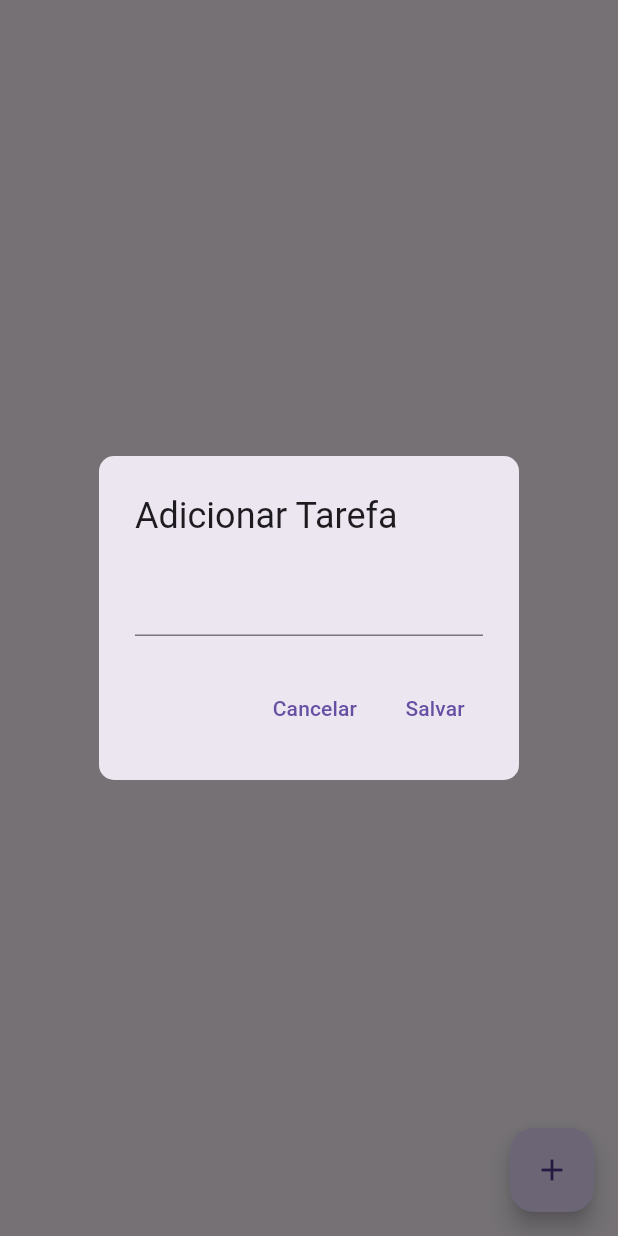
After one commit to stringercj12/dio_app_flutter, a Flutter app: the TarefaPage screen opened directly, after a tap on the "add" icon, on a phone screen of 412 x 824 dp. The commit adds this screen. Run offline on Flutter 3.47's test engine with Material 2 defaults, Android fonts, the phone set to English and light mode, and no system bars; network calls fail.

Commit message:
Lista de Tarefas - Adicionando a Page e FloatButton

```diff
--- a/lib/main.dart
+++ b/lib/main.dart
@@ -1,6 +1,6 @@
-import 'package:dio_app_flutter/src/features/dados_cadastrais/dados_cadastrais_page.dart';
-import 'package:dio_app_flutter/src/features/home/home_page.dart';
-import 'package:dio_app_flutter/src/features/login/login_page.dart';
+import 'package:dio_app_flutter/src/pages/dados_cadastrais_page.dart';
+import 'package:dio_app_flutter/src/pages/home_page.dart';
+import 'package:dio_app_flutter/src/pages/login_page.dart';
 import 'package:flutter/material.dart';
 
 void main() {
--- a/lib/src/features/card_page.dart
+++ b/lib/src/pages/card_page.dart
@@ -1,4 +1,4 @@
-import 'package:dio_app_flutter/src/features/card_detail_page.dart';
+import 'package:dio_app_flutter/src/pages/card_detail_page.dart';
 import 'package:dio_app_flutter/src/model/card_detail.dart';
 import 'package:dio_app_flutter/src/repositories/card_detail_repository.dart';
 import 'package:flutter/material.dart';
--- a/lib/src/features/dados_cadastrais/dados_cadastrais_page.dart
+++ b/lib/src/pages/dados_cadastrais_page.dart
@@ -2,7 +2,7 @@ import 'package:dio_app_flutter/src/repositories/linguagens_repository.dart';
 import 'package:dio_app_flutter/src/repositories/nivel_repository.dart';
 import 'package:flutter/material.dart';
 
-import '../../shared/widgets/textlabel_.dart';
+import '../shared/widgets/textlabel_.dart';
 
 class DadosCadastraisPage extends StatefulWidget {
   const DadosCadastraisPage({super.key});
--- a/lib/src/features/home/home_page.dart
+++ b/lib/src/pages/home_page.dart
@@ -1,7 +1,8 @@
-import 'package:dio_app_flutter/src/features/card_page.dart';
-import 'package:dio_app_flutter/src/features/image_assets.dart';
-import 'package:dio_app_flutter/src/features/list_view_horizontal.dart';
-import 'package:dio_app_flutter/src/features/list_view_page.dart';
+import 'package:dio_app_flutter/src/pages/card_page.dart';
+import 'package:dio_app_flutter/src/pages/image_assets.dart';
+import 'package:dio_app_flutter/src/pages/list_view_horizontal.dart';
+import 'package:dio_app_flutter/src/pages/list_view_page.dart';
+import 'package:dio_app_flutter/src/pages/tarefa_page.dart';
 import 'package:dio_app_flutter/src/shared/widgets/custom_drawer.dart';
 import 'package:flutter/material.dart';
 
@@ -35,7 +36,8 @@ class _HomePageState extends State<HomePage> {
                 CardPage(),
                 ImageAssetsPage(),
                 ListViewPage(),
-                ListViewHorizontal()
+                ListViewHorizontal(),
+                TarefaPage()
               ],
             ),
           ),
@@ -60,6 +62,10 @@ class _HomePageState extends State<HomePage> {
               ),
               BottomNavigationBarItem(
                 label: 'List H',
+                icon: Icon(Icons.list_sharp),
+              ),
+              BottomNavigationBarItem(
+                label: 'Tarefas',
                 icon: Icon(Icons.list),
               ),
             ],
--- a/lib/src/features/login/login_page.dart
+++ b/lib/src/pages/login_page.dart
@@ -1,4 +1,4 @@
-import 'package:dio_app_flutter/src/features/home/home_page.dart';
+import 'package:dio_app_flutter/src/pages/home_page.dart';
 import 'package:flutter/material.dart';
 
 class LoginPage extends StatefulWidget {
--- /dev/null
+++ b/lib/src/pages/tarefa_page.dart
@@ -0,0 +1,56 @@
+import 'package:dio_app_flutter/src/repositories/tarefa_repository.dart';
+import 'package:flutter/material.dart';
+
+class TarefaPage extends StatefulWidget {
+  const TarefaPage({Key? key}) : super(key: key);
+
+  @override
+  _TarefaPageState createState() => _TarefaPageState();
+}
+
+class _TarefaPageState extends State<TarefaPage> {
+  var tarefaRepository = TarefaRepository();
+  var descricaoController = TextEditingController();
+
+  @override
+  Widget build(BuildContext context) {
+    return Scaffold(
+      floatingActionButton: FloatingActionButton(
+        onPressed: () {
+          descricaoController.text = "";
+          showDialog(
+            context: context,
+            builder: (BuildContext buildContext) {
+              return AlertDialog(
+                shape: RoundedRectangleBorder(
+                  borderRadius: BorderRadius.circular(10),
+                ),
+                title: const Text('Adicionar Tarefa'),
+                content: TextField(
+                  controller: descricaoController,
+                ),
+                actions: [
+                  TextButton(
+                    onPressed: () {
+                      Navigator.pop(context);
+                    },
+                    child: const Text('Cancelar'),
+                  ),
+                  TextButton(
+                    onPressed: () {
+                      debugPrint(descricaoController.text);
+                      Navigator.pop(context);
+                    },
+                    child: const Text('Salvar'),
+                  ),
+                ],
+              );
+            },
+          );
+        },
+        child: const Icon(Icons.add),
+      ),
+      body: Container(),
+    );
+  }
+}
--- a/lib/src/shared/widgets/custom_drawer.dart
+++ b/lib/src/shared/widgets/custom_drawer.dart
@@ -1,5 +1,5 @@
-import 'package:dio_app_flutter/src/features/dados_cadastrais/dados_cadastrais_page.dart';
-import 'package:dio_app_flutter/src/features/login/login_page.dart';
+import 'package:dio_app_flutter/src/pages/dados_cadastrais_page.dart';
+import 'package:dio_app_flutter/src/pages/login_page.dart';
 import 'package:flutter/material.dart';
 
 class CustomDrawer extends StatelessWidget {
```
Also changed, not shown: lib/src/pages/card_detail_page.dart (renamed from lib/src/features/card_detail_page.dart), lib/src/pages/image_assets.dart (renamed from lib/src/features/image_assets.dart), lib/src/pages/list_view_horizontal.dart (renamed from lib/src/features/list_view_horizontal.dart), lib/src/pages/list_view_page.dart (renamed from lib/src/features/list_view_page.dart).
